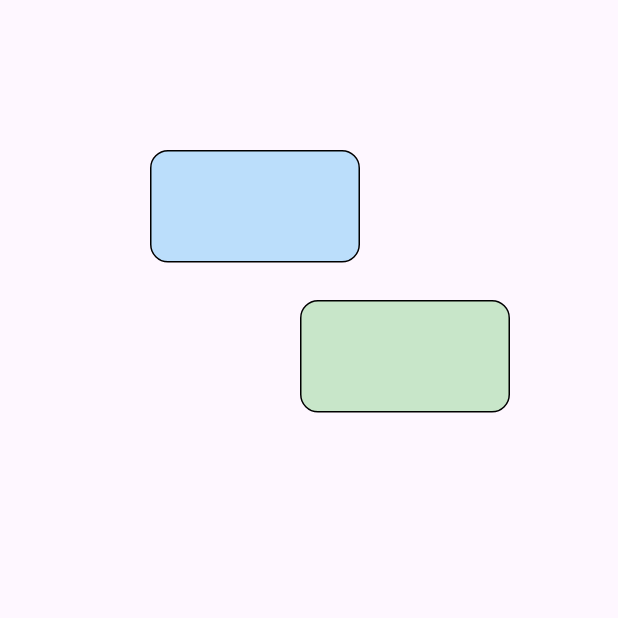
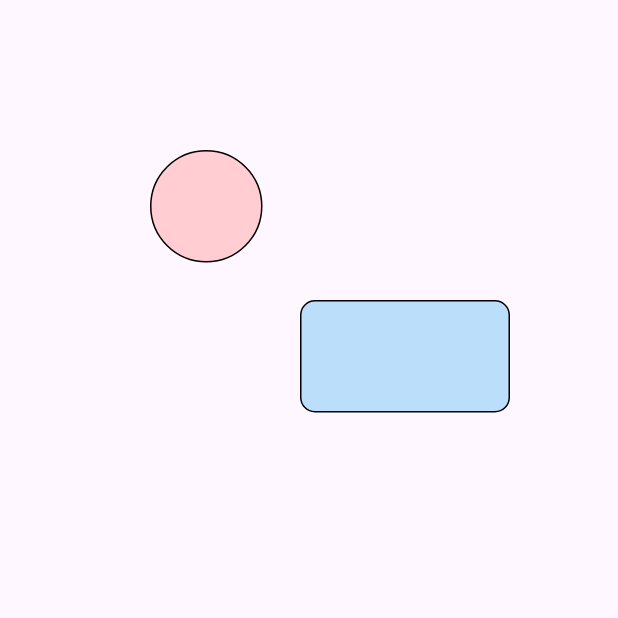
Before and after one commit to eduardoazvd17/flutter_drag_and_drop_test, a Flutter app: the screen it shows after launch, on a phone screen of 412 x 824 dp, the top half of it. Run offline on Flutter 3.47's test engine with Material 2 defaults, Android fonts, the phone set to English and light mode, and no system bars.

Commit message:
Creating separated widgets

```diff
--- a/lib/main.dart
+++ b/lib/main.dart
@@ -1,4 +1,7 @@
 import 'package:flutter/material.dart';
+import 'package:flutterdraganddroptest/widgets/draggable_object_widget.dart';
+
+import 'models/object_model.dart';
 
 void main() {
   runApp(const MyApp());
@@ -17,6 +20,31 @@ class _MyAppState extends State<MyApp> {
 
   @override
   Widget build(BuildContext context) {
+    List<DraggableObjectWidget> objects = [
+      DraggableObjectWidget(
+        model: ObjectModel(
+          id: 'circle',
+          color: Colors.red[100]!,
+          shape: BoxShape.circle,
+        ),
+        offset: object1Postition,
+        onDragEnd: (details) => setState(() {
+          object1Postition = details.offset;
+        }),
+      ),
+      DraggableObjectWidget(
+        model: ObjectModel(
+          id: 'rectangle',
+          color: Colors.blue[100]!,
+          shape: BoxShape.rectangle,
+        ),
+        offset: object2Postition,
+        onDragEnd: (details) => setState(() {
+          object2Postition = details.offset;
+        }),
+      ),
+    ];
+
     return MaterialApp(
       title: 'Flutter Drag & Drop Test',
       theme: ThemeData(
@@ -25,56 +53,9 @@ class _MyAppState extends State<MyApp> {
       ),
       home: Scaffold(
         body: Stack(
-          children: [
-            _draggableObject(
-              color: Colors.blue[100],
-              offset: object1Postition,
-              onDragEnd: (details) => setState(() {
-                object1Postition = details.offset;
-              }),
-            ),
-            _draggableObject(
-              color: Colors.green[100],
-              offset: object2Postition,
-              onDragEnd: (details) => setState(() {
-                object2Postition = details.offset;
-              }),
-            ),
-          ],
+          children: objects,
         ),
       ),
     );
   }
-
-  _draggableObject({
-    required Color? color,
-    required Offset offset,
-    required Function(DraggableDetails) onDragEnd,
-  }) {
-    const itemSize = Size(140, 75);
-    final container = Container(
-      height: itemSize.height,
-      width: itemSize.width,
-      decoration: BoxDecoration(
-        border: Border.all(),
-        borderRadius: BorderRadius.circular(12),
-        color: color,
-      ),
-    );
-
-    return Positioned(
-      top: offset.dy,
-      left: offset.dx,
-      child: Draggable<Container>(
-        onDragEnd: onDragEnd,
-        feedback: AnimatedOpacity(
-          opacity: 0.5,
-          duration: const Duration(milliseconds: 300),
-          child: container,
-        ),
-        childWhenDragging: const SizedBox(),
-        child: container,
-      ),
-    );
-  }
 }
--- /dev/null
+++ b/lib/models/object_model.dart
@@ -0,0 +1,30 @@
+import 'package:flutter/material.dart';
+
+class ObjectModel {
+  final String id;
+  final Color color;
+  final BoxShape shape;
+
+  ObjectModel({
+    required this.id,
+    required this.color,
+    required this.shape,
+  });
+
+  Size get size => switch (shape) {
+        BoxShape.rectangle => const Size(140, 75),
+        BoxShape.circle => const Size(75, 75),
+      };
+
+  Widget get widget => Container(
+        height: size.height,
+        width: size.width,
+        decoration: BoxDecoration(
+          border: Border.all(),
+          borderRadius:
+              shape == BoxShape.rectangle ? BorderRadius.circular(10) : null,
+          shape: shape,
+          color: color,
+        ),
+      );
+}
--- /dev/null
+++ b/lib/widgets/draggable_object_widget.dart
@@ -0,0 +1,32 @@
+import 'package:flutter/material.dart';
+import 'package:flutterdraganddroptest/models/object_model.dart';
+
+class DraggableObjectWidget extends StatelessWidget {
+  final ObjectModel model;
+  final Offset offset;
+  final Function(DraggableDetails) onDragEnd;
+  const DraggableObjectWidget({
+    super.key,
+    required this.model,
+    required this.offset,
+    required this.onDragEnd,
+  });
+
+  @override
+  Widget build(BuildContext context) {
+    return Positioned(
+      top: offset.dy,
+      left: offset.dx,
+      child: Draggable<Container>(
+        onDragEnd: onDragEnd,
+        feedback: AnimatedOpacity(
+          opacity: 0.5,
+          duration: const Duration(milliseconds: 300),
+          child: model.widget,
+        ),
+        childWhenDragging: const SizedBox(),
+        child: model.widget,
+      ),
+    );
+  }
+}
```
